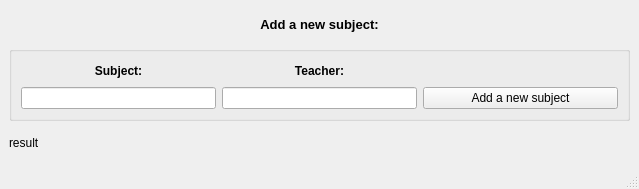
This is createDB.ui in ice-bit/registro as Qt 5 draws it before an edit. The edited form follows.
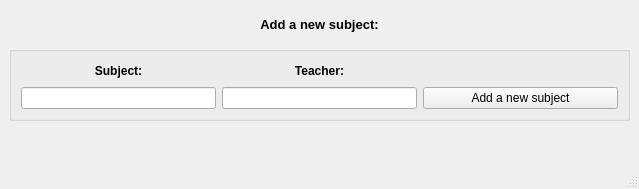
This is the edited form.

The edit to the form file:
```diff
--- a/createDB.ui
+++ b/createDB.ui
@@ -102,7 +102,10 @@
     <item>
      <widget class="QLabel" name="lblQueryStatus">
       <property name="text">
-       <string>result</string>
+       <string/>
+      </property>
+      <property name="alignment">
+       <set>Qt::AlignCenter</set>
       </property>
      </widget>
     </item>
```
